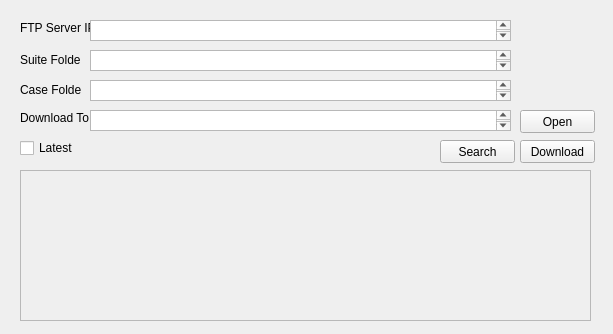
Before: the Qt Designer form suite/windows/program_index/program_index.ui in jackiejay888/automation, drawn with Qt 5.
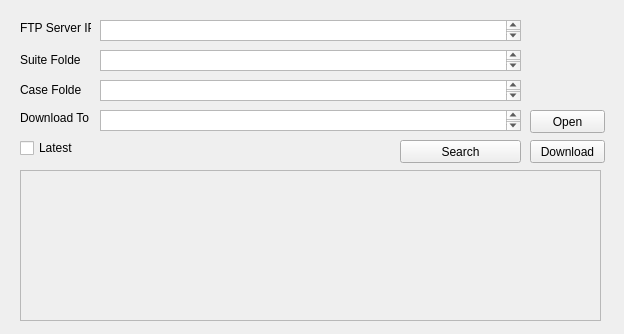
After: the same form once the commit is applied.

Commit message: Update program_index

The edit to the form file:
```diff
--- a/suite/windows/program_index/program_index.ui
+++ b/suite/windows/program_index/program_index.ui
@@ -6,7 +6,7 @@
    <rect>
     <x>0</x>
     <y>0</y>
-    <width>613</width>
+    <width>624</width>
     <height>334</height>
    </rect>
   </property>
@@ -16,7 +16,7 @@
   <widget class="QPushButton" name="pushButton">
    <property name="geometry">
     <rect>
-     <x>520</x>
+     <x>530</x>
      <y>140</y>
      <width>75</width>
      <height>23</height>
@@ -81,7 +81,7 @@
   <widget class="QPushButton" name="pushButton_2">
    <property name="geometry">
     <rect>
-     <x>520</x>
+     <x>530</x>
      <y>110</y>
      <width>75</width>
      <height>23</height>
@@ -104,7 +104,7 @@
   <widget class="QTextEdit" name="textEdit">
    <property name="geometry">
     <rect>
-     <x>90</x>
+     <x>100</x>
      <y>20</y>
      <width>421</width>
      <height>21</height>
@@ -114,7 +114,7 @@
   <widget class="QTextEdit" name="textEdit_2">
    <property name="geometry">
     <rect>
-     <x>90</x>
+     <x>100</x>
      <y>110</y>
      <width>421</width>
      <height>21</height>
@@ -124,7 +124,7 @@
   <widget class="QTextEdit" name="textEdit_3">
    <property name="geometry">
     <rect>
-     <x>90</x>
+     <x>100</x>
      <y>50</y>
      <width>421</width>
      <height>21</height>
@@ -134,7 +134,7 @@
   <widget class="QTextEdit" name="textEdit_4">
    <property name="geometry">
     <rect>
-     <x>90</x>
+     <x>100</x>
      <y>80</y>
      <width>421</width>
      <height>21</height>
@@ -144,9 +144,9 @@
   <widget class="QPushButton" name="pushButton_3">
    <property name="geometry">
     <rect>
-     <x>440</x>
+     <x>400</x>
      <y>140</y>
-     <width>75</width>
+     <width>121</width>
      <height>23</height>
     </rect>
    </property>
@@ -159,7 +159,7 @@
     <rect>
      <x>20</x>
      <y>170</y>
-     <width>571</width>
+     <width>581</width>
      <height>151</height>
     </rect>
    </property>
@@ -171,7 +171,7 @@
      <rect>
       <x>0</x>
       <y>0</y>
-      <width>569</width>
+      <width>579</width>
       <height>149</height>
      </rect>
     </property>
```
The commit also changes 2 other files.
